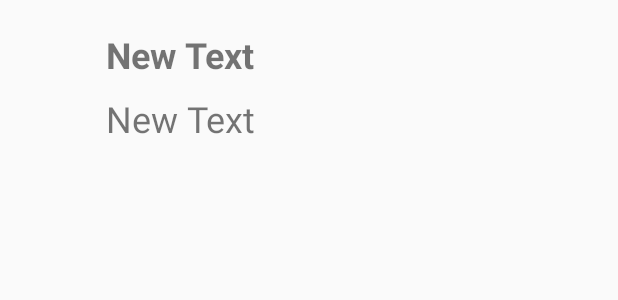
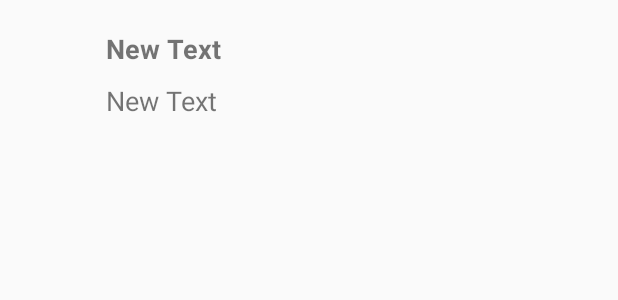
Before and after one commit to rahulthagadur/MovieAppUbuntu, an Android app: the layout movie_fav_watch_list.xml on its own in the app's theme, with its tools: preview values and no code run, on a phone screen of 412 x 824 dp. Shown: the top 300 px of the screen. Run offline under Robolectric (Android 15) with nearby library versions, the phone set to English and light mode, and no system bars.

Commit message:
Update movie_fav_watch_list.xml

```diff
--- a/app/src/main/res/layout/movie_fav_watch_list.xml
+++ b/app/src/main/res/layout/movie_fav_watch_list.xml
@@ -14,7 +14,7 @@
         android:layout_toRightOf="@+id/movie_image"
         android:text="New Text"
         android:textIsSelectable="false"
-        android:textSize="24dp"
+        android:textSize="18dp"
         android:textStyle="bold" />
 
     <TextView
@@ -27,7 +27,7 @@
         android:layout_toEndOf="@+id/movie_image"
         android:layout_toRightOf="@+id/movie_image"
         android:text="New Text"
-        android:textSize="24dp" />
+        android:textSize="18dp" />
 
 
     <ImageView
```
